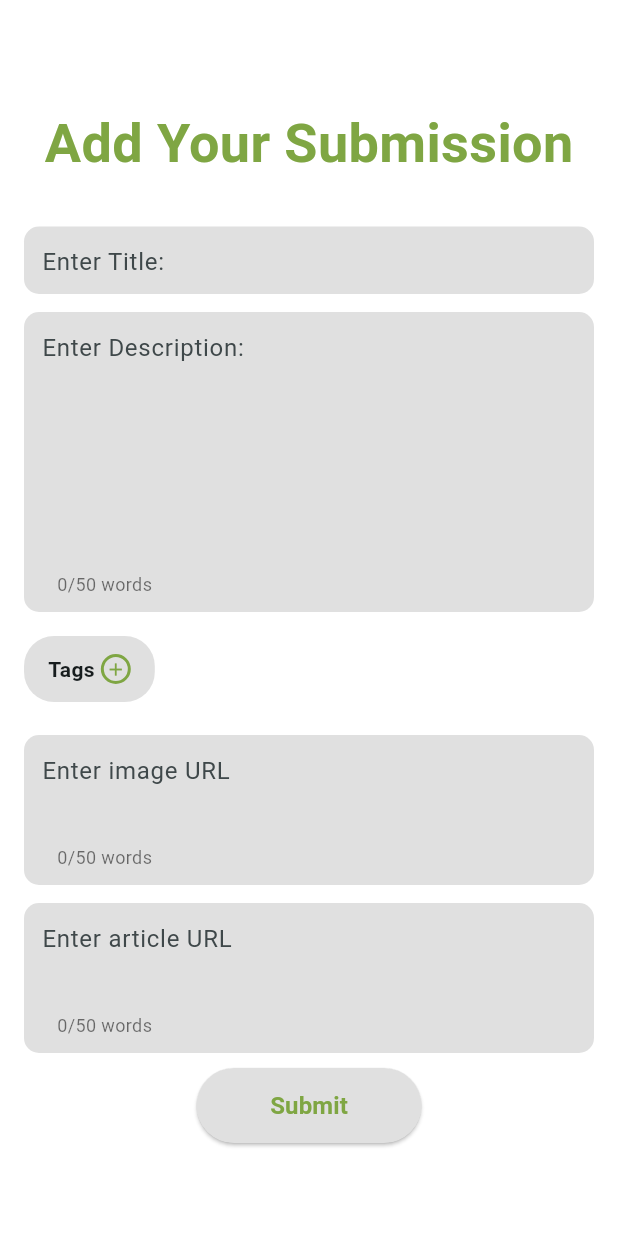
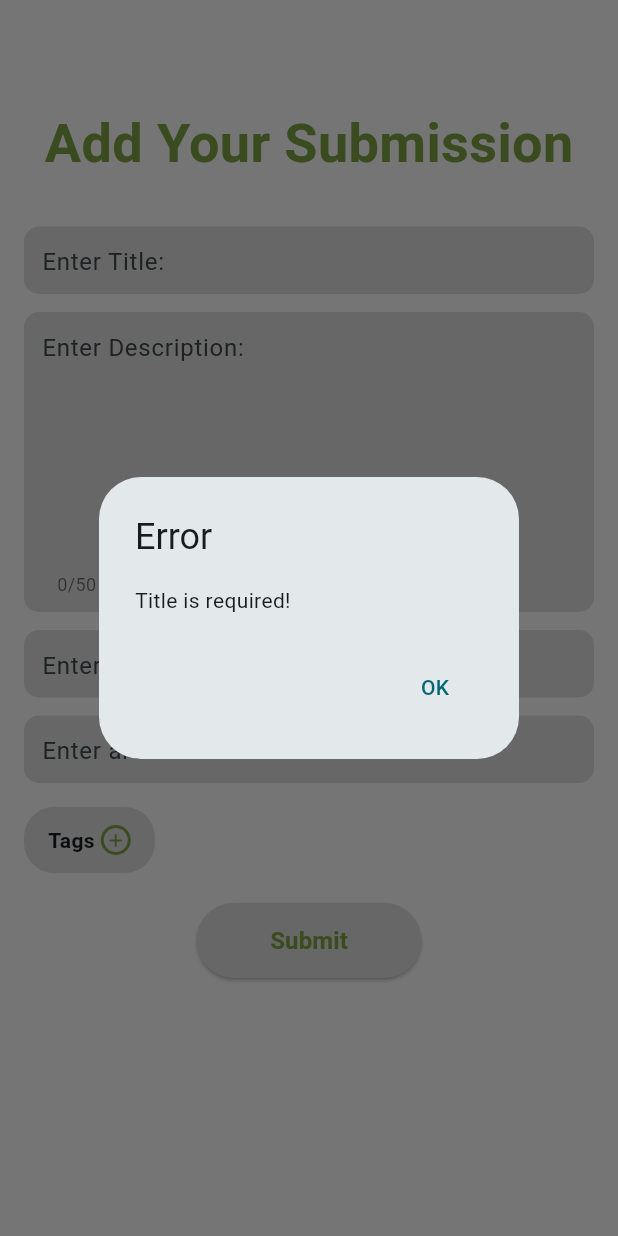
Before and after one commit to VividAy/instanews, a Flutter app: the AddPage screen opened directly, after a tap on "Submit", on a phone screen of 412 x 824 dp. Run offline on Flutter 3.47's test engine with Material 3 defaults, Android fonts, the phone set to English and light mode, and no system bars.

Commit message:
Veer TODO finished
To do)
Connect images to boxes in profile
fix enter image URL/article instead of 50 characters
make it required to have a tag and changed order of items (tags at the bottom)

```diff
--- a/lib/add_page.dart
+++ b/lib/add_page.dart
@@ -98,7 +98,7 @@ class _AddPageState extends State<AddPage> {
           actions: [
             TextButton(
               onPressed: () {
-                Navigator.of(context).pop();
+                Navigator.of(context).pop(); // Close the dialog
               },
               child: const Text('OK'),
             ),
@@ -124,14 +124,30 @@ class _AddPageState extends State<AddPage> {
     return text.trim().split(RegExp(r'\s+')).length;
   }
 
-  void _handleTap(String a, String b, String c, String l){
-    if(_wordCount(b) < 50 && _wordCount(a) < 50 && l.length > 0){
-      str.addData(c,b,a,l, _tags);
-      TextEditingValue t = TextEditingValue();
-      _URLController.value = t;
-      _imageController.value = t;
-      _titleController.value = t;
-      _descriptionController.value = t;
+  void _handleTap(
+      String title, String description, String imageUrl, String articleUrl) {
+    if (_wordCount(description) <= 50 &&
+        _wordCount(title) <= 50 &&
+        articleUrl.isNotEmpty) {
+      str.addData(imageUrl, description, title, articleUrl, _tags);
+
+      // Clear the form fields after successful submission
+      _titleController.clear();
+      _descriptionController.clear();
+      _imageController.clear();
+      _URLController.clear();
+      _tags.clear();
+
+      // Show confirmation dialog or navigate to Thank You page
+      Navigator.push(
+        context,
+        MaterialPageRoute(
+          builder: (context) => ThankYouPage(
+            imageUrls: imageUrls,
+            descriptions: descriptions,
+          ),
+        ),
+      );
     }
   }
 
@@ -155,7 +171,7 @@ class _AddPageState extends State<AddPage> {
                   style: TextStyle(
                     fontSize: 36,
                     fontWeight: FontWeight.bold,
-                    color : Color(0xFF7FA643),
+                    color: Color(0xFF7FA643),
                   ),
                 ),
                 const SizedBox(height: 30),
@@ -163,29 +179,49 @@ class _AddPageState extends State<AddPage> {
                 const SizedBox(height: 12),
                 _buildDescriptionTextField(
                     _descriptionController, 'Enter Description:', 200),
+                const SizedBox(height: 12),
+                _buildTextField(_imageController, 'Enter image URL', 45),
+                const SizedBox(height: 12),
+                _buildTextField(_URLController, 'Enter article URL', 45),
                 const SizedBox(height: 16),
                 _buildTagsSection(),
-                const SizedBox(height: 12),
-                _buildDescriptionTextField(_imageController, 'Enter image URL', 100),
-                const SizedBox(height: 12),
-                _buildDescriptionTextField(_URLController, 'Enter article URL', 100),
                 const SizedBox(height: 10),
                 ElevatedButton(
-                  onPressed: () => _handleTap(_titleController.text, _descriptionController.text, _imageController.text, _URLController.text),
+                  onPressed: () {
+                    // Check if any field is empty or tags are not selected
+                    if (_titleController.text.isEmpty) {
+                      _showErrorDialog('Title is required!');
+                    } else if (_descriptionController.text.isEmpty) {
+                      _showErrorDialog('Description is required!');
+                    } else if (_imageController.text.isEmpty) {
+                      _showErrorDialog('Image URL is required!');
+                    } else if (_URLController.text.isEmpty) {
+                      _showErrorDialog('Article URL is required!');
+                    } else if (_tags.isEmpty) {
+                      _showErrorDialog('At least one tag is required!');
+                    } else {
+                      // All fields are filled, proceed with the submission
+                      _handleTap(
+                        _titleController.text,
+                        _descriptionController.text,
+                        _imageController.text,
+                        _URLController.text,
+                      );
+                    }
+                  },
                   style: ElevatedButton.styleFrom(
                     backgroundColor: Colors.grey[300], // Background color
                     minimumSize: const Size(150, 50),
                   ),
                   child: const Text(
                     'Submit',
-
                     style: TextStyle(
                       fontSize: 16,
                       fontWeight: FontWeight.bold,
                       color: Color(0xFF7FA643),
                     ),
                   ),
-                ),
+                )
               ],
             ),
           ),
--- a/lib/home_page.dart
+++ b/lib/home_page.dart
@@ -51,7 +51,7 @@ class _MyHomePageState extends State<MyHomePage> {
     // Loop through the data and add all articles that match the selected tag
     int lim = datastore.getNumPkgs() - 1;
     for (; lim >= 0; lim--) {
-      if (datastore.getData(lim).checkTag(_selectedItem) || _selectedItem == 'Untagged') {
+      if (datastore.getData(lim).checkTag(_selectedItem) || _selectedItem == 'Feed') {
         newImages.add(datastore.getData(lim).i);
         newTitles.add(datastore.getData(lim).title);
         newDescriptions.add(datastore.getData(lim).des);
@@ -150,7 +150,7 @@ class _MyHomePageState extends State<MyHomePage> {
                     _buildTopBarItem('Literature'),
                     _buildTopBarItem('Article Review'),
                     _buildTopBarItem('Science Research'),
-                    _buildTopBarItem('Untagged')
+                    _buildTopBarItem('Feed')
                   ],
                 ),
               ),
```
Also changed, not shown: lib/login_page.dart (+7 -2 lines), lib/profile_page.dart (+30 -82 lines).
